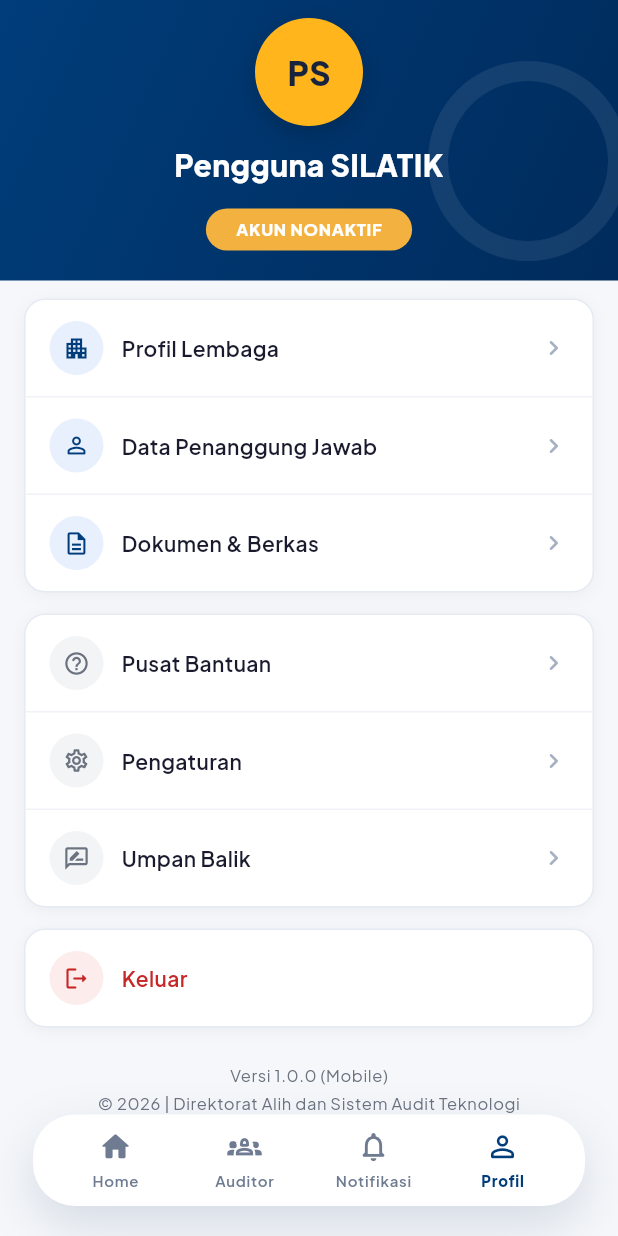
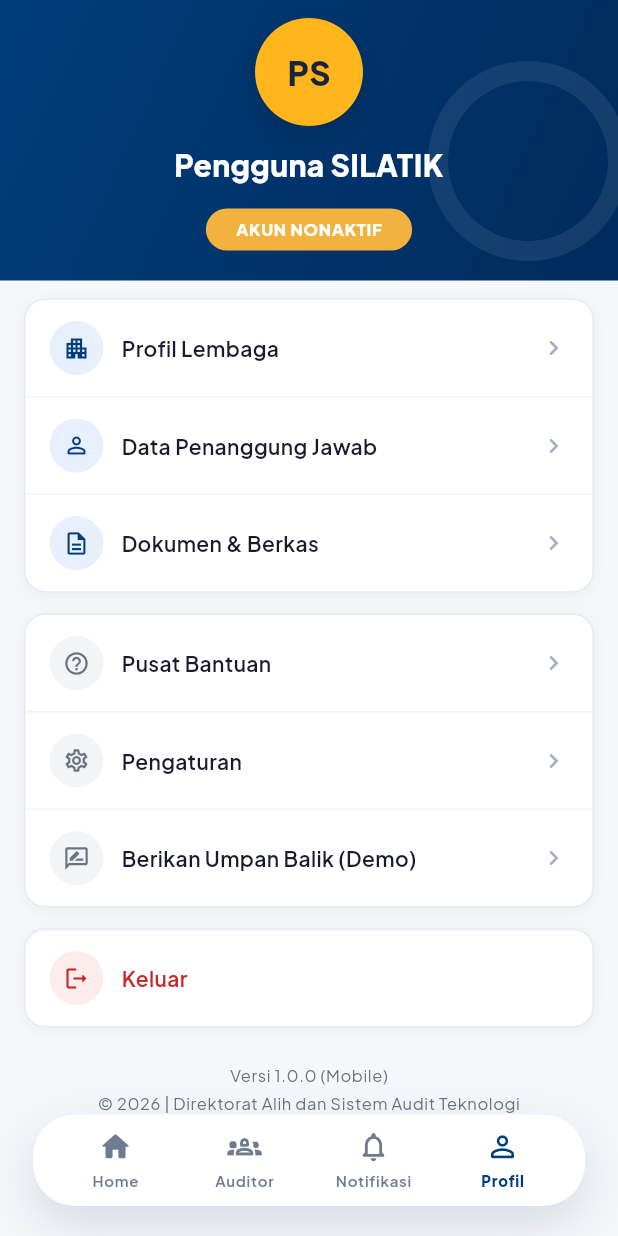
Before and after one commit to yanarazor/silatik-mobile, a Flutter app: the ProfilScreen screen opened by its route, on a phone screen of 412 x 824 dp. Run offline on Flutter 3.47's test engine with Material 3 defaults, Android fonts, the phone set to English and light mode, and no system bars; our stand-ins replace cached_network_image, dio, file_picker, flutter_dotenv, flutter_map, flutter_riverpod and 10 more; missing offline and left inert: syncfusion_flutter_pdfviewer; accounts and stored records are empty; network calls fail; statements that could not run were skipped.

Commit message:
fix(profil): point Umpan Balik to live form URL

```diff
--- a/lib/presentation/profil/profil_screen.dart
+++ b/lib/presentation/profil/profil_screen.dart
@@ -18,7 +18,7 @@ import 'widgets/sheet_frame.dart';
 /// Demo-only bridge for testers: opens a Google Form to collect feedback on
 /// app progress. Swap the placeholder URL before distributing test builds;
 /// remove the menu entirely once a real feedback channel exists.
-const String _feedbackFormUrl = 'https://forms.gle/REPLACE-ME';
+const String _feedbackFormUrl = 'https://bit.ly/feedback-silatik';
 
 class ProfilScreen extends ConsumerWidget {
   const ProfilScreen({super.key});
@@ -101,7 +101,7 @@ class ProfilScreen extends ConsumerWidget {
                       ),
                       MenuItemData(
                         icon: Icons.rate_review_outlined,
-                        label: 'Umpan Balik',
+                        label: 'Berikan Umpan Balik (Demo)',
                         iconBgColor: const Color(0xFFF3F4F6),
                         iconColor: AppColors.textSecondary,
                         onTap: () => _openFeedbackForm(context),
```
